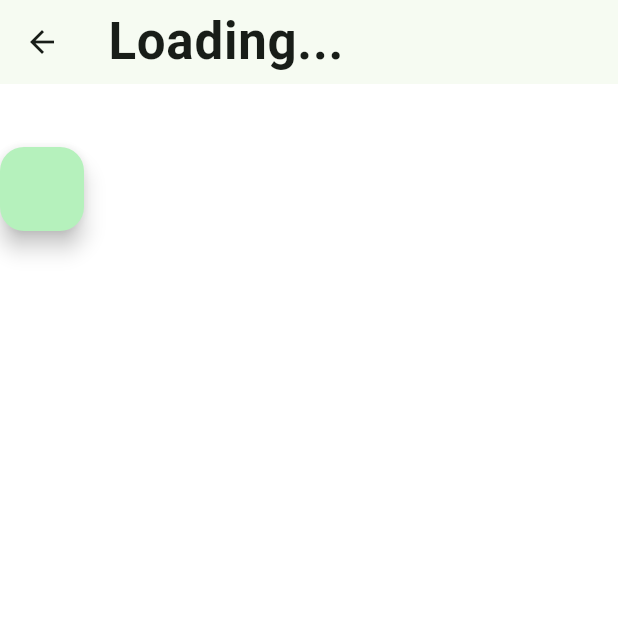
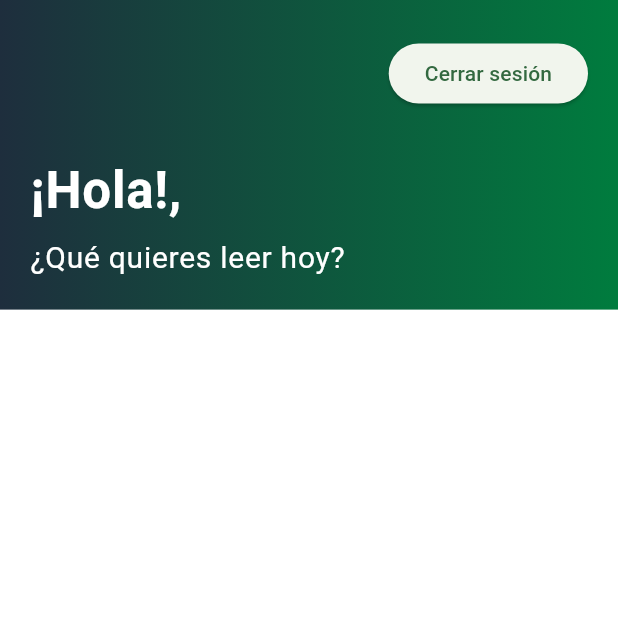
Before and after one commit to Isradeveloper/biblioteca_flutter_firebase, a Flutter app: the HomePage screen opened directly, on a phone screen of 412 x 824 dp, the top half of it. Run offline on Flutter 3.47's test engine with Material 3 defaults, Android fonts, the phone set to English and light mode, and no system bars; our stand-ins replace cloud_firestore, firebase_auth, firebase_core, quickalert; accounts and stored records are empty.

Commit message:
Cerrar sesión y mejoras al home

```diff
--- a/lib/screens/HomePage.dart
+++ b/lib/screens/HomePage.dart
@@ -1,6 +1,12 @@
 import 'package:biblioteca_flutter_firebase/services/auth.dart';
 import 'package:biblioteca_flutter_firebase/services/usuarios.dart';
 import 'package:flutter/material.dart';
+import 'package:flutter/widgets.dart';
+
+import '../utils/common_widgets/gradient_background.dart';
+import '../values/app_colors.dart';
+import '../values/app_strings.dart';
+import '../values/app_theme.dart';
 
 class HomePage extends StatefulWidget {
   const HomePage({super.key});
@@ -22,22 +28,42 @@ class _HomePageState extends State<HomePage> {
   @override
   Widget build(BuildContext context) {
     return Scaffold(
-      appBar: AppBar(
-        title: const Text(
-            "Loading..."), // Display loading text while fetching data
-      ),
       body: FutureBuilder<Usuario?>(
         future: userFuture,
         builder: (context, snapshot) {
           if (snapshot.hasData) {
             final user = snapshot.data!;
-            return Column(
+            return ListView(
               children: [
-                Text(user.email),
-                Text(user.nombres),
-                FloatingActionButton(onPressed: () {
-                  AuthServices().signOut();
-                })
+                Stack(
+                  children: [
+                    GradientBackground(
+                      colors: const [
+                        AppColors.darkBlue,
+                        AppColors.primaryDarkColor
+                      ],
+                      children: [
+                        Text(
+                          "¡Hola!, ${user.nombres}",
+                          style: AppTheme.titleLarge,
+                        ),
+                        const SizedBox(height: 6),
+                        const Text("¿Qué quieres leer hoy?",
+                            style: AppTheme.textMedium),
+                      ],
+                    ),
+                    Positioned(
+                      top: 25,
+                      right: 20,
+                      child: ElevatedButton(
+                        child: const Text("Cerrar sesión"),
+                        onPressed: () async {
+                          await AuthServices().signOut();
+                        },
+                      ),
+                    )
+                  ],
+                ),
               ],
             );
           } else if (snapshot.hasError) {
--- a/lib/values/app_theme.dart
+++ b/lib/values/app_theme.dart
@@ -89,4 +89,11 @@ class AppTheme {
     color: Colors.grey,
     letterSpacing: 0.5,
   );
+
+  static const TextStyle textMedium = TextStyle(
+    fontWeight: FontWeight.normal,
+    color: Colors.white,
+    fontSize: 20,
+    letterSpacing: 0.5,
+  );
 }
```
